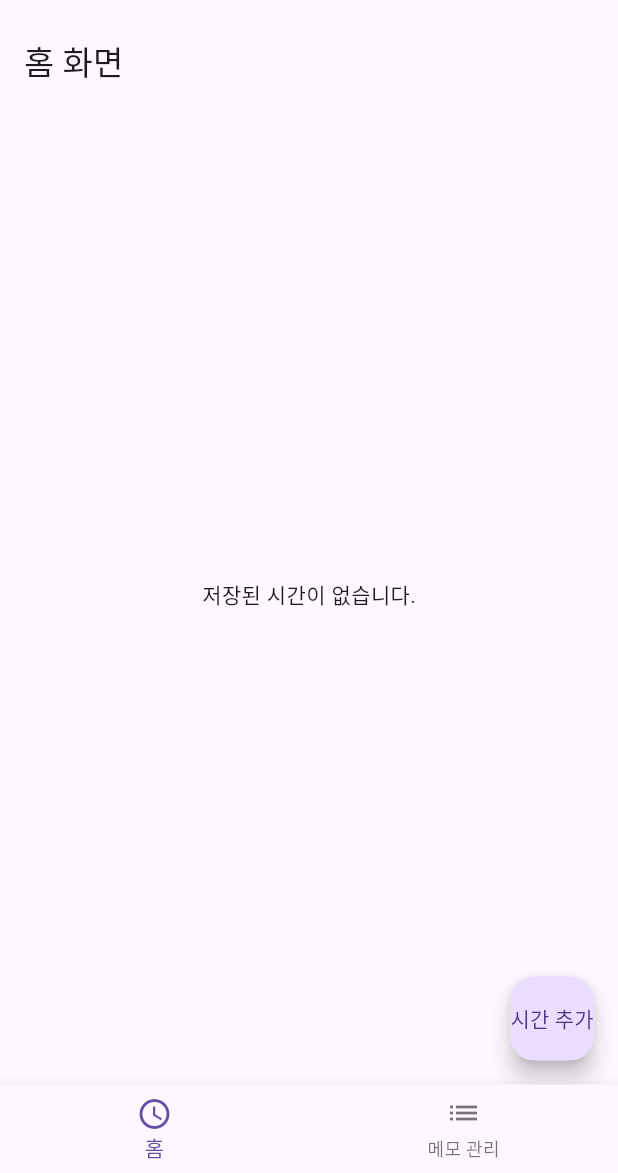
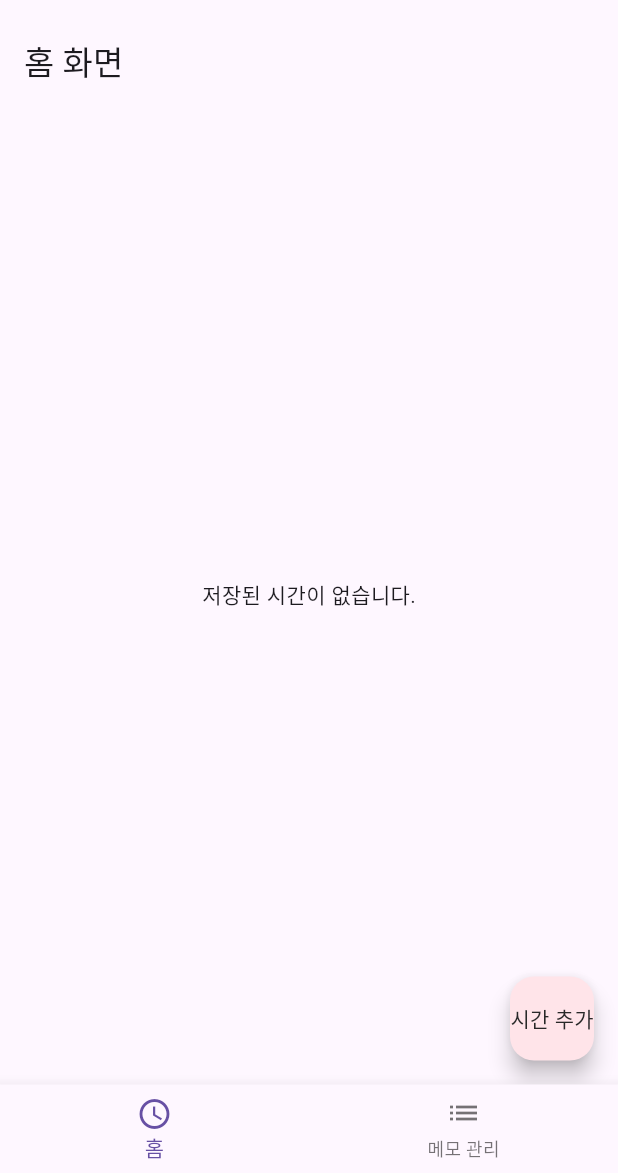
Before and after one commit to frihett/time_note, a Flutter app: the screen it shows after launch, on a phone screen of 412 x 824 dp, the part 63-1236 px from its top. Run offline on Flutter 3.47's test engine with Material 3 defaults, Android fonts, the phone set to English and light mode, and no system bars; our stand-ins replace flutter_screenutil, go_router, sqflite; accounts and stored records are empty.

Commit message:
feat: 글꼴을 위한 UiStyle 클래스 추가

```diff
--- /dev/null
+++ b/lib/config/ui_style/UiStyle.dart
@@ -0,0 +1,69 @@
+import 'dart:ui';
+import 'package:flutter/material.dart';
+import 'package:flutter_screenutil/flutter_screenutil.dart';
+
+class UiStyle {
+  static const Color primaryColor = Color(0xFF3EB489); // 민트
+  static const Color primaryColorSurface = Color(0xFFE0F7EF); // 밝은 민트 배경
+  static const Color secondaryColor = Color(0xFF2196F3); // 파랑
+  static const Color secondaryColorSurface = Color(0xFFD9EFFF); // 소프트 블루 배경
+  static const Color thirdColor = Color(0xFFE91E63); // 핑크
+  static const Color thirdColorSurface = Color(0xFFFFE4E9); // 라이트 핑크 배경
+
+  static const MaterialColor black = MaterialColor(0xff282828, color);
+  static const Map<int, Color> color = {
+    100: Color(0xffFFFFFF),
+    200: Color(0xffe2e8f0),
+    500: Color(0xffF5F5F5),
+    600: Color(0xffE9E9E9),
+    700: Color(0xff828282),
+    800: Color(0xff424242),
+    900: Color(0xff282828),
+  };
+
+  static TextStyle h1Style = TextStyle(
+      fontSize: 24.sp,
+      letterSpacing: -0.3,
+      fontWeight: FontWeight.w400,
+      color: const Color(0xFF282828),
+      fontFamily: 'Inter');
+  static TextStyle h2Style = TextStyle(
+      fontSize: 20.sp,
+      letterSpacing: -0.3,
+      fontWeight: FontWeight.w400,
+      color: const Color(0xFF282828),
+      fontFamily: 'Inter');
+  static TextStyle h3Style = TextStyle(
+      fontSize: 18.sp,
+      letterSpacing: -0.3,
+      fontWeight: FontWeight.w400,
+      color: const Color(0xFF282828),
+      fontFamily: 'Inter');
+  static TextStyle h4Style = TextStyle(
+      fontSize: 16.sp,
+      letterSpacing: -0.3,
+      fontWeight: FontWeight.w400,
+      color: const Color(0xFF282828),
+      fontFamily: 'Inter');
+  static TextStyle bodyStyle = TextStyle(
+      fontSize: 14.sp,
+      letterSpacing: -0.3,
+      fontWeight: FontWeight.w400,
+      color: const Color(0xFF282828),
+      fontFamily: 'Inter');
+  static TextStyle smallStyle = TextStyle(
+      fontSize: 12.sp,
+      letterSpacing: -0.3,
+      fontWeight: FontWeight.w400,
+      color: const Color(0xFF282828),
+      fontFamily: 'Inter');
+  static TextStyle extraSmallStyle = TextStyle(
+      fontSize: 10.sp,
+      letterSpacing: -0.3,
+      fontWeight: FontWeight.w400,
+      color: const Color(0xFF282828),
+      fontFamily: 'Inter');
+
+  static const FontWeight regularFont = FontWeight.w400;
+  static const FontWeight semiBoldFont = FontWeight.w600;
+}
--- a/lib/main.dart
+++ b/lib/main.dart
@@ -1,11 +1,11 @@
 import 'package:flutter/material.dart';
 import 'package:flutter_screenutil/flutter_screenutil.dart';
+import 'package:time_note/config/ui_style/UiStyle.dart';
 import 'package:time_note/main_page.dart';
 import 'package:time_note/router.dart';
 
 void main() {
   runApp(const MyApp());
-
 }
 
 class MyApp extends StatelessWidget {
@@ -17,6 +17,9 @@ class MyApp extends StatelessWidget {
     return ScreenUtilInit(
       child: MaterialApp.router(
         theme: ThemeData(
+          floatingActionButtonTheme: FloatingActionButtonThemeData(
+              backgroundColor: UiStyle.thirdColorSurface,
+              foregroundColor: UiStyle.black),
           useMaterial3: true,
         ),
         routerConfig: goRouter,
```
